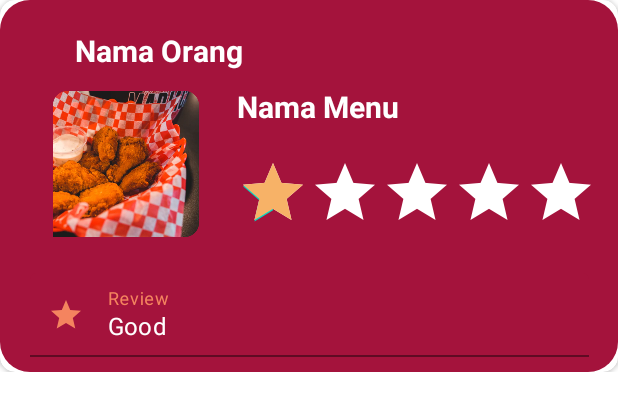
After one commit to WideanNagari/Digital-Menu-User, an Android app: the layout item_review_menu.xml on its own in the app's theme, with its tools: preview values and no code run, on a phone screen of 412 x 824 dp. The commit adds this screen. Shown: the top 411 px of the screen. Run offline under Robolectric (Android 15) with nearby library versions, the phone set to English and light mode, and no system bars.

Commit message:
review page

```diff
--- a/app/src/main/java/com/example/userapplication/Menu/DetailMenuActivity.java
+++ b/app/src/main/java/com/example/userapplication/Menu/DetailMenuActivity.java
@@ -3,6 +3,8 @@ package com.example.userapplication.Menu;
 import androidx.annotation.Nullable;
 import androidx.appcompat.app.AppCompatActivity;
 import androidx.appcompat.widget.AppCompatImageView;
+import androidx.recyclerview.widget.LinearLayoutManager;
+import androidx.recyclerview.widget.RecyclerView;
 
 import android.content.Context;
 import android.content.Intent;
@@ -25,12 +27,14 @@ import com.android.volley.toolbox.StringRequest;
 import com.android.volley.toolbox.Volley;
 import com.bumptech.glide.Glide;
 import com.example.userapplication.Classes.OrderMenu;
+import com.example.userapplication.Classes.Review;
 import com.example.userapplication.Classes.Type;
 import com.example.userapplication.DAO.AppDatabase;
 import com.example.userapplication.Classes.Like;
 import com.example.userapplication.Classes.Menu;
 import com.example.userapplication.Classes.UserApp;
 import com.example.userapplication.Order.OrderCartFragment;
+import com.example.userapplication.Payment.PaymentAdapter;
 import com.example.userapplication.R;
 import com.skydoves.expandablelayout.ExpandableLayout;
 import com.squareup.picasso.Picasso;
@@ -66,6 +70,9 @@ public class DetailMenuActivity extends AppCompatActivity implements AddLikeAsyn
     String nama, desc;
     boolean canAction;
 
+    RecyclerView rv_review;
+    ReviewAdapter reviewAdapter;
+    ArrayList<Review> listReview = new ArrayList<>();
     @Override
     protected void onCreate(Bundle savedInstanceState) {
         super.onCreate(savedInstanceState);
@@ -77,7 +84,7 @@ public class DetailMenuActivity extends AppCompatActivity implements AddLikeAsyn
         ex.parentLayout.setOnClickListener(new View.OnClickListener() {
             @Override
             public void onClick(View view) {
-                if(g[0] ==0) {
+                if(g[0] == 0) {
                     g[0] = 1;
                     ex.expand();
                 } else {
@@ -86,7 +93,10 @@ public class DetailMenuActivity extends AppCompatActivity implements AddLikeAsyn
                 }
             }
         });
-
+        rv_review = findViewById(R.id.rv_review);
+        rv_review.setLayoutManager(new LinearLayoutManager(this));
+        reviewAdapter = new ReviewAdapter(listReview);
+        rv_review.setAdapter(reviewAdapter);
 
         imgV=findViewById(R.id.detailImage);
         imgLike=findViewById(R.id.detail_btn_like);
--- /dev/null
+++ b/app/src/main/java/com/example/userapplication/Menu/ReviewAdapter.java
@@ -0,0 +1,60 @@
+package com.example.userapplication.Menu;
+
+import android.view.LayoutInflater;
+import android.view.View;
+import android.view.ViewGroup;
+import android.widget.EditText;
+import android.widget.ImageView;
+import android.widget.RatingBar;
+import android.widget.TextView;
+
+import androidx.annotation.NonNull;
+import androidx.recyclerview.widget.RecyclerView;
+
+import com.example.userapplication.Classes.Review;
+import com.example.userapplication.R;
+
+import java.util.ArrayList;
+
+public class ReviewAdapter extends RecyclerView.Adapter<ReviewAdapter.ViewHolder> {
+    private ArrayList<Review> arrayListReview = new ArrayList<>();
+
+    public ReviewAdapter(ArrayList<Review> arrayListReview) {
+        this.arrayListReview = arrayListReview;
+    }
+
+    @NonNull
+    @Override
+    public ReviewAdapter.ViewHolder onCreateViewHolder(@NonNull ViewGroup parent, int viewType) {
+        View view = LayoutInflater.from(parent.getContext())
+                .inflate(R.layout.item_review_menu,
+                        parent,
+                        false);
+        return new ViewHolder(view);
+    }
+
+    @Override
+    public void onBindViewHolder(@NonNull ReviewAdapter.ViewHolder holder, int position) {
+
+    }
+
+    @Override
+    public int getItemCount() {
+        return arrayListReview.size();
+    }
+
+    public class ViewHolder extends RecyclerView.ViewHolder {
+        TextView namaPeopleReview, namaMenuReview;
+        ImageView img;
+        RatingBar ratingBar;
+        EditText isiReview;
+        public ViewHolder(@NonNull View itemView) {
+            super(itemView);
+            namaMenuReview = itemView.findViewById(R.id.namaMenuReview);
+            namaPeopleReview = itemView.findViewById(R.id.namaPeopleReview);
+            img = itemView.findViewById(R.id.imageView9);
+            ratingBar = itemView.findViewById(R.id.ratingReview);
+            isiReview = itemView.findViewById(R.id.isiReview);
+        }
+    }
+}
--- /dev/null
+++ b/app/src/main/res/layout/item_review_menu.xml
@@ -0,0 +1,112 @@
+<?xml version="1.0" encoding="utf-8"?>
+<LinearLayout xmlns:android="http://schemas.android.com/apk/res/android"
+    xmlns:tools="http://schemas.android.com/tools"
+    android:layout_width="match_parent"
+    android:layout_height="wrap_content"
+    xmlns:app="http://schemas.android.com/apk/res-auto"
+    android:layout_marginBottom="20dp"
+    android:backgroundTint="@color/white">
+
+    <androidx.cardview.widget.CardView
+        android:layout_width="match_parent"
+        android:layout_height="wrap_content"
+        app:cardBackgroundColor="@color/whiteTextColor"
+        app:cardCornerRadius="10dp">
+
+        <androidx.constraintlayout.widget.ConstraintLayout
+            android:layout_width="match_parent"
+            android:layout_height="wrap_content"
+            android:background="@drawable/round_bg"
+            android:orientation="vertical"
+            android:padding="10dp">
+
+
+            <TextView
+                android:id="@+id/namaPeopleReview"
+                android:layout_width="match_parent"
+                android:layout_height="wrap_content"
+                android:layout_marginStart="40dp"
+                android:layout_marginTop="10dp"
+                android:layout_marginEnd="9dp"
+                android:text="Nama Orang"
+                android:textColor="@color/white"
+                android:textSize="20dp"
+                android:textStyle="bold"
+                app:layout_constraintEnd_toEndOf="parent"
+                app:layout_constraintStart_toStartOf="parent"
+                app:layout_constraintTop_toTopOf="parent" />
+
+            <TextView
+                android:id="@+id/namaMenuReview"
+                android:layout_width="0dp"
+                android:layout_height="wrap_content"
+                android:layout_marginStart="25dp"
+                android:layout_marginTop="10dp"
+                android:layout_marginEnd="10dp"
+                android:text="Nama Menu"
+                android:textAlignment="textStart"
+                android:textColor="@color/white"
+                android:textSize="20dp"
+                android:textStyle="bold"
+                app:layout_constraintEnd_toEndOf="parent"
+                app:layout_constraintHorizontal_bias="0.173"
+                app:layout_constraintStart_toEndOf="@+id/imageView9"
+                app:layout_constraintTop_toBottomOf="@+id/namaPeopleReview" />
+
+            <ImageView
+                android:id="@+id/imageView9"
+                android:layout_width="97dp"
+                android:layout_height="104dp"
+                android:layout_marginStart="25dp"
+                android:layout_marginTop="10dp"
+                android:src="@drawable/popularfood2"
+                app:layout_constraintStart_toStartOf="parent"
+                app:layout_constraintTop_toBottomOf="@+id/namaPeopleReview" />
+
+            <RatingBar
+                android:id="@+id/ratingReview"
+                android:layout_width="wrap_content"
+                android:layout_height="wrap_content"
+                android:layout_gravity="center"
+                android:layout_marginStart="25dp"
+                android:layout_marginTop="20dp"
+                android:numStars="5"
+                android:progressBackgroundTint="@color/white"
+                android:progressTint="@color/red5"
+                android:rating="1"
+                android:stepSize="1"
+                app:layout_constraintStart_toEndOf="@+id/imageView9"
+                app:layout_constraintTop_toBottomOf="@+id/namaMenuReview" />
+
+            <com.google.android.material.textfield.TextInputLayout
+                android:id="@+id/textInputLayout2"
+                style="@style/parent"
+                android:layout_marginStart="10dp"
+                android:layout_marginTop="20dp"
+                android:layout_marginEnd="9dp"
+                android:hint="Review"
+                android:textColorHint="@color/red3"
+                app:endIconMode="clear_text"
+                app:endIconTint="@color/red3"
+                app:layout_constraintEnd_toEndOf="parent"
+                app:layout_constraintStart_toStartOf="parent"
+                app:layout_constraintTop_toBottomOf="@+id/ratingReview"
+                app:startIconDrawable="@drawable/ic_star"
+                app:startIconTint="@color/red3">
+
+                <EditText
+                    android:id="@+id/isiReview"
+                    style="@style/modifiedEditText"
+                    android:backgroundTint="@color/pink3"
+                    android:enabled="false"
+                    android:inputType="text"
+                    android:maxLines="1"
+                    android:text="Good"
+                    android:textColor="@color/white"
+                    android:textSize="16sp" />
+            </com.google.android.material.textfield.TextInputLayout>
+
+        </androidx.constraintlayout.widget.ConstraintLayout>
+    </androidx.cardview.widget.CardView>
+
+</LinearLayout>
--- a/app/src/main/res/layout/layout_second_like.xml
+++ b/app/src/main/res/layout/layout_second_like.xml
@@ -3,7 +3,8 @@
     xmlns:android="http://schemas.android.com/apk/res/android"
     xmlns:app="http://schemas.android.com/apk/res-auto"
     android:layout_width="match_parent"
-    android:layout_height="wrap_content">
+    android:layout_height="wrap_content"
+    android:layout_margin="@dimen/_10sdp">
     <androidx.recyclerview.widget.RecyclerView
         android:id="@+id/rv_review"
         android:layout_width="match_parent"
```
